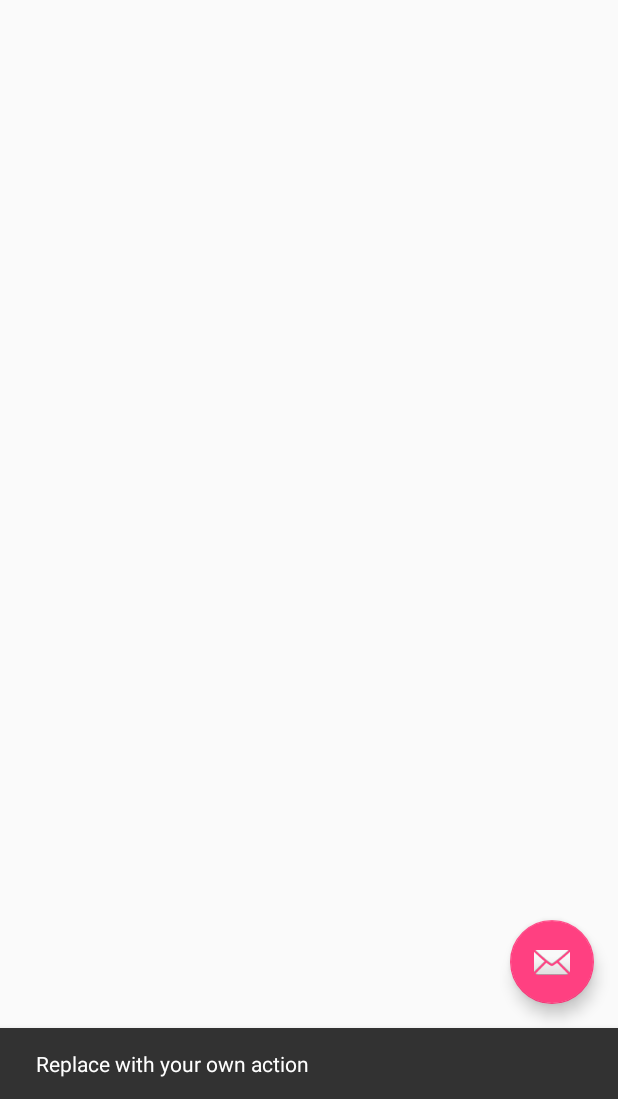
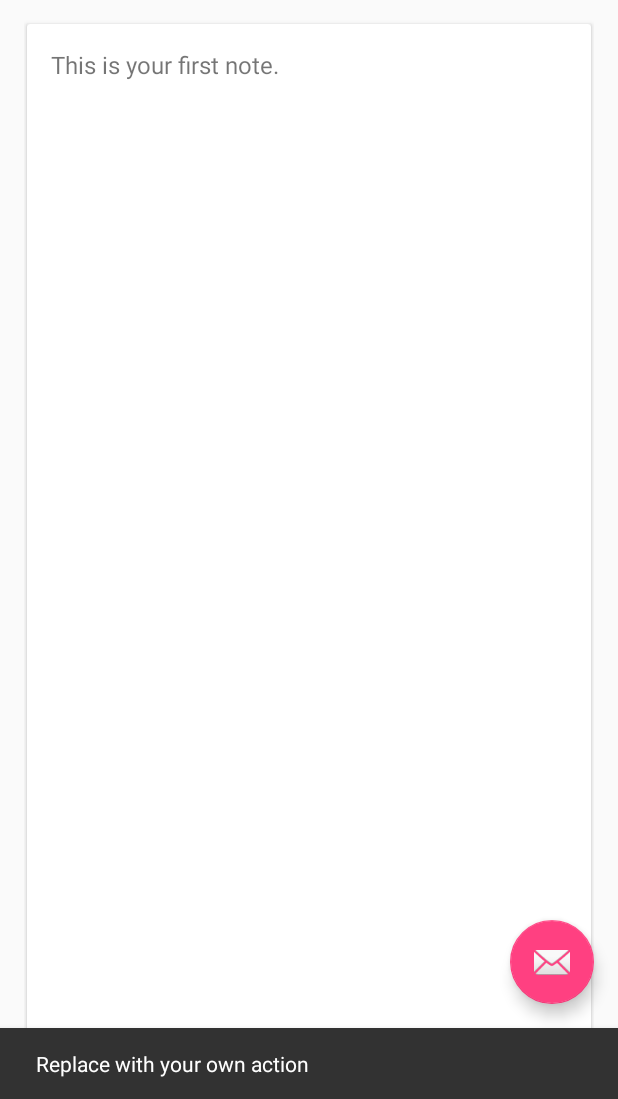
Before and after one commit to danielstallworthmit/thinkful, an Android app: the screen it shows after launch (MainActivity), after a tap on an icon or button, on a phone screen of 412 x 824 dp, the part 137-1236 px from its top. Run offline under Robolectric (Android 15) with nearby library versions, the phone set to English and light mode, and no system bars.

Commit message:
Android Notes app

```diff
--- a/android/Notes/app/build.gradle
+++ b/android/Notes/app/build.gradle
@@ -24,4 +24,6 @@ dependencies {
     testCompile 'junit:junit:4.12'
     compile 'com.android.support:appcompat-v7:24.0.0'
     compile 'com.android.support:design:24.0.0'
+    compile 'com.android.support:recyclerview-v7:+'
+    compile 'com.android.support:cardview-v7:+'
 }
--- a/android/Notes/app/src/main/java/com/danielstallworth/notes/MainActivity.java
+++ b/android/Notes/app/src/main/java/com/danielstallworth/notes/MainActivity.java
@@ -4,6 +4,8 @@ import android.os.Bundle;
 import android.support.design.widget.FloatingActionButton;
 import android.support.design.widget.Snackbar;
 import android.support.v7.app.AppCompatActivity;
+import android.support.v7.widget.LinearLayoutManager;
+import android.support.v7.widget.RecyclerView;
 import android.support.v7.widget.Toolbar;
 import android.view.View;
 import android.view.Menu;
@@ -11,6 +13,9 @@ import android.view.MenuItem;
 import android.widget.Toast;
 
 public class MainActivity extends AppCompatActivity {
+    private RecyclerView mRecyclerView;
+    private RecyclerView.LayoutManager mLayoutManager;
+    private NoteListItemAdapter mAdapter;
 
     @Override
     protected void onCreate(Bundle savedInstanceState) {
@@ -18,6 +23,13 @@ public class MainActivity extends AppCompatActivity {
         setContentView(R.layout.activity_main);
         Toolbar toolbar = (Toolbar) findViewById(R.id.toolbar);
         setSupportActionBar(toolbar);
+
+        mRecyclerView = (RecyclerView) findViewById(R.id.recycler_view);
+        mLayoutManager = new LinearLayoutManager(this);
+        mRecyclerView.setLayoutManager(mLayoutManager);
+
+        mAdapter = new NoteListItemAdapter(this, mRecyclerView);
+        mRecyclerView.setAdapter(mAdapter);
 
         FloatingActionButton fab = (FloatingActionButton) findViewById(R.id.fab);
         fab.setOnClickListener(new View.OnClickListener() {
--- /dev/null
+++ b/android/Notes/app/src/main/java/com/danielstallworth/notes/NoteListItem.java
@@ -0,0 +1,16 @@
+package com.danielstallworth.notes;
+
+/**
+ * Created by danie on 7/8/2016.
+ */
+public class NoteListItem {
+    private String text;
+
+    public NoteListItem(String text) {
+        this.text = text;
+    }
+
+    public String getText() {
+        return this.text;
+    }
+}
--- /dev/null
+++ b/android/Notes/app/src/main/java/com/danielstallworth/notes/NoteListItemAdapter.java
@@ -0,0 +1,53 @@
+package com.danielstallworth.notes;
+
+import android.content.Context;
+import android.support.v7.widget.RecyclerView;
+import android.view.LayoutInflater;
+import android.view.View;
+import android.view.ViewGroup;
+import android.widget.TextView;
+
+import java.util.ArrayList;
+import java.util.List;
+
+public class NoteListItemAdapter extends RecyclerView.Adapter<NoteListItemAdapter.ViewHolder> {
+    private Context mContext;
+    private RecyclerView mRecyclerView;
+    private ArrayList<NoteListItem> mNoteListItems = new ArrayList<NoteListItem>();
+
+    public NoteListItemAdapter(Context context, RecyclerView recyclerView) {
+        this.mContext = context;
+        this.mRecyclerView = recyclerView;
+        this.mNoteListItems.add(new NoteListItem("This is your first note."));
+    }
+
+    @Override
+    public NoteListItemAdapter.ViewHolder onCreateViewHolder(ViewGroup viewGroup, int i) {
+        View v = LayoutInflater.from(mContext).inflate(R.layout.note_list_item, viewGroup, false);
+        return new ViewHolder(v);
+    }
+
+    @Override
+    public void onBindViewHolder(NoteListItemAdapter.ViewHolder viewHolder, int i) {
+        NoteListItem noteListItem = mNoteListItems.get(i);
+        viewHolder.setText(noteListItem.getText());
+    }
+
+    @Override
+    public int getItemCount() {
+        return mNoteListItems.size();
+    }
+
+    public static class ViewHolder extends RecyclerView.ViewHolder {
+        private TextView text;
+
+        public ViewHolder(View itemView) {
+            super(itemView);
+            text = (TextView) itemView.findViewById(R.id.text);
+        }
+
+        public void setText(String text) {
+            this.text.setText(text);
+        }
+    }
+}
--- a/android/Notes/app/src/main/res/layout/content_main.xml
+++ b/android/Notes/app/src/main/res/layout/content_main.xml
@@ -15,4 +15,10 @@
         android:layout_width="wrap_content"
         android:layout_height="wrap_content"
         android:text="@string/hello_world"/>
+
+    <android.support.v7.widget.RecyclerView
+        android:id="@+id/recycler_view"
+        android:layout_width="match_parent"
+        android:layout_height="match_parent"
+        />
 </LinearLayout>
--- /dev/null
+++ b/android/Notes/app/src/main/res/layout/note_list_item.xml
@@ -0,0 +1,20 @@
+<?xml version="1.0" encoding="utf-8"?>
+<android.support.v7.widget.CardView
+    xmlns:android="http://schemas.android.com/apk/res/android"
+    xmlns:card_view="http://schemas.android.com/apk/res-auto"
+    android:layout_width="match_parent"
+    android:layout_height="match_parent"
+    android:layout_marginTop="16dp"
+    android:layout_marginLeft="2dp"
+    android:layout_marginRight="2dp"
+    android:orientation="horizontal"
+    card_view:cardCornerRadius="2dp">
+
+    <TextView
+        android:id="@+id/text"
+        android:layout_width="match_parent"
+        android:layout_height="wrap_content"
+        android:textSize="16sp"
+        android:padding="16dp"/>
+
+</android.support.v7.widget.CardView>
```
